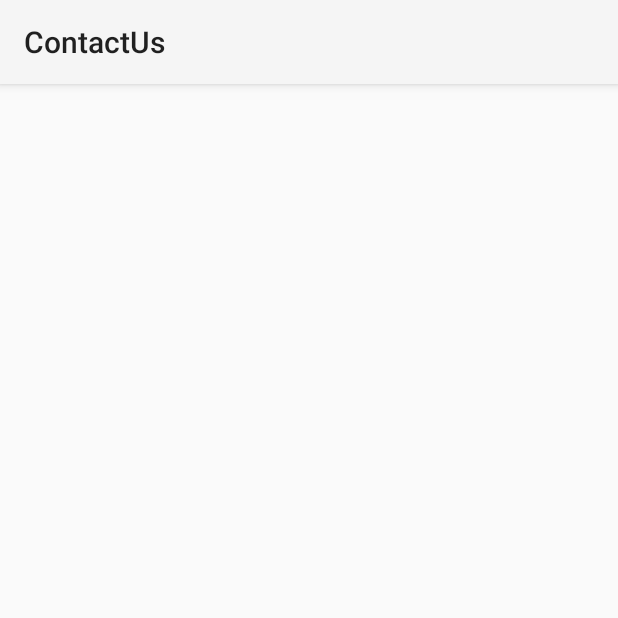
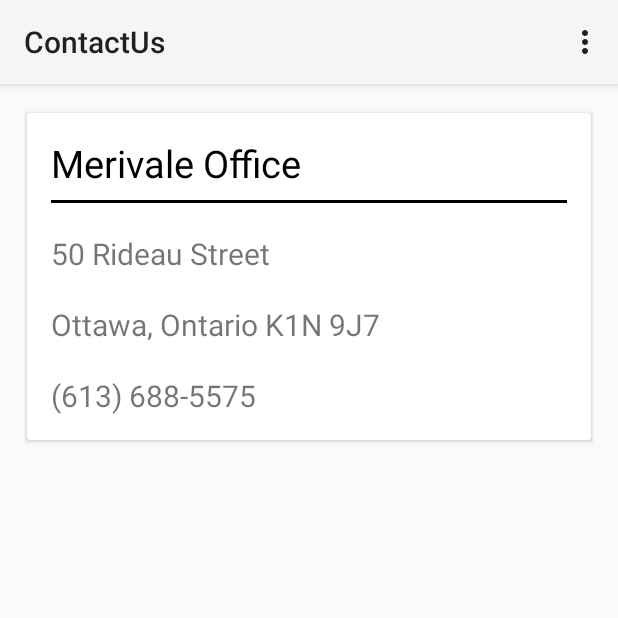
Before and after one commit to nnam-ibe/Hominator, an Android app: the ContactUs screen opened directly, with no data from a screen before it, on a phone screen of 412 x 824 dp, the top half of it. Run offline under Robolectric (Android 15) with nearby library versions, the phone set to English and light mode, and no system bars.

Commit message:
Hardcoded a Contact us section, can be dynamically altered later

```diff
--- a/app/src/main/java/seg/user/interface3125/thehominator/ContactUs.java
+++ b/app/src/main/java/seg/user/interface3125/thehominator/ContactUs.java
@@ -1,12 +1,12 @@
 package seg.user.interface3125.thehominator;
 
-import android.support.v7.app.ActionBarActivity;
+import android.app.Activity;
 import android.os.Bundle;
 import android.view.Menu;
 import android.view.MenuItem;
 
 
-public class ContactUs extends ActionBarActivity {
+public class ContactUs extends Activity {
 
     @Override
     protected void onCreate(Bundle savedInstanceState) {
--- a/app/src/main/java/seg/user/interface3125/thehominator/HomePage.java
+++ b/app/src/main/java/seg/user/interface3125/thehominator/HomePage.java
@@ -229,7 +229,8 @@ public class HomePage extends Activity
     }
 
     public void contact(View view) {
-//        Intent intent = new
+        Intent intent = new Intent(this, ContactUs.class);
+        startActivity(intent);
     }
 
     public void submitR(View view) {
--- a/app/src/main/res/layout/activity_contact_us.xml
+++ b/app/src/main/res/layout/activity_contact_us.xml
@@ -1,10 +1,74 @@
 <RelativeLayout xmlns:android="http://schemas.android.com/apk/res/android"
-    xmlns:tools="http://schemas.android.com/tools" android:layout_width="match_parent"
-    android:layout_height="match_parent" android:paddingLeft="@dimen/activity_horizontal_margin"
+    xmlns:tools="http://schemas.android.com/tools"
+    xmlns:card_view="http://schemas.android.com/apk/res-auto"
+    android:layout_width="match_parent"
+    android:layout_height="match_parent"
+    android:paddingLeft="@dimen/activity_horizontal_margin"
     android:paddingRight="@dimen/activity_horizontal_margin"
     android:paddingTop="@dimen/activity_vertical_margin"
     android:paddingBottom="@dimen/activity_vertical_margin"
     tools:context="seg.user.interface3125.thehominator.ContactUs"
     android:id="@+id/contact_us">
 
+
+    <android.support.v7.widget.CardView
+        android:layout_width="match_parent"
+        android:layout_height="wrap_content"
+        card_view:cardPreventCornerOverlap="false"
+        card_view:cardUseCompatPadding="true"
+        android:id="@+id/cardView"
+        android:onClick="repairScreen">
+
+        <RelativeLayout
+            android:layout_width="match_parent"
+            android:layout_height="wrap_content"
+            android:padding="16dp">
+
+            <TextView
+                android:id="@+id/office_name"
+                android:layout_width="match_parent"
+                android:layout_height="wrap_content"
+                android:layout_alignParentTop="true"
+                android:text="Merivale Office"
+                android:textColor="#000000"
+                android:textSize="25sp" />
+            <View
+                android:id="@+id/line"
+                android:layout_width="wrap_content"
+                android:layout_height="2dip"
+                android:layout_below="@+id/office_name"
+                android:layout_marginTop="7dp"
+                android:background="#000000" />
+
+            <TextView
+                android:id="@+id/addLine1"
+                android:paddingTop="20dp"
+                android:layout_width="wrap_content"
+                android:layout_height="wrap_content"
+                android:layout_below="@+id/line"
+                android:text="50 Rideau Street"
+                android:textSize="20sp"
+                />
+
+            <TextView
+                android:id="@+id/addLine2"
+                android:paddingTop="20dp"
+                android:layout_width="wrap_content"
+                android:layout_height="wrap_content"
+                android:layout_below="@+id/addLine1"
+                android:text="Ottawa, Ontario K1N 9J7"
+                android:textSize="20sp"
+                />
+
+            <TextView
+                android:id="@+id/addPhone"
+                android:paddingTop="20dp"
+                android:layout_width="wrap_content"
+                android:layout_height="wrap_content"
+                android:layout_below="@+id/addLine2"
+                android:text="(613) 688-5575"
+                android:textSize="20sp"
+                />
+        </RelativeLayout>
+    </android.support.v7.widget.CardView>
 </RelativeLayout>
--- a/app/src/main/res/layout/fragment_service.xml
+++ b/app/src/main/res/layout/fragment_service.xml
@@ -4,7 +4,8 @@
     android:layout_width="match_parent"
     android:layout_height="match_parent"
     android:padding="10dp"
-    android:orientation="vertical">
+    android:orientation="vertical"
+    android:onClick="contact">
 
 
     <android.support.v7.widget.CardView
```
